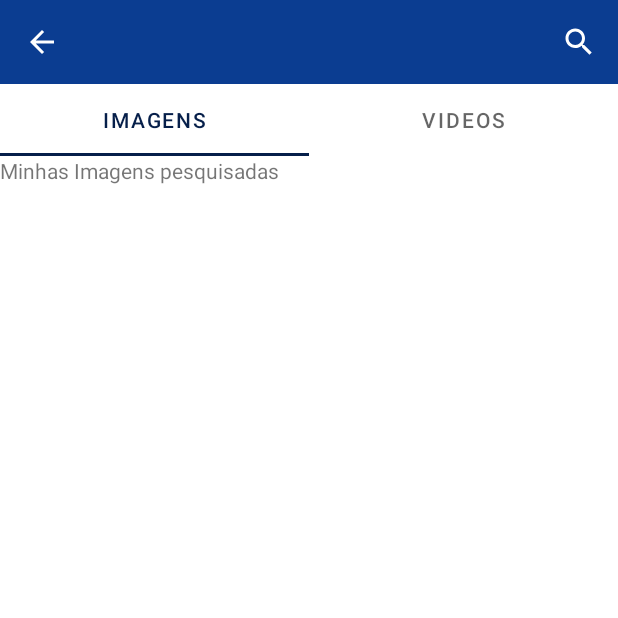
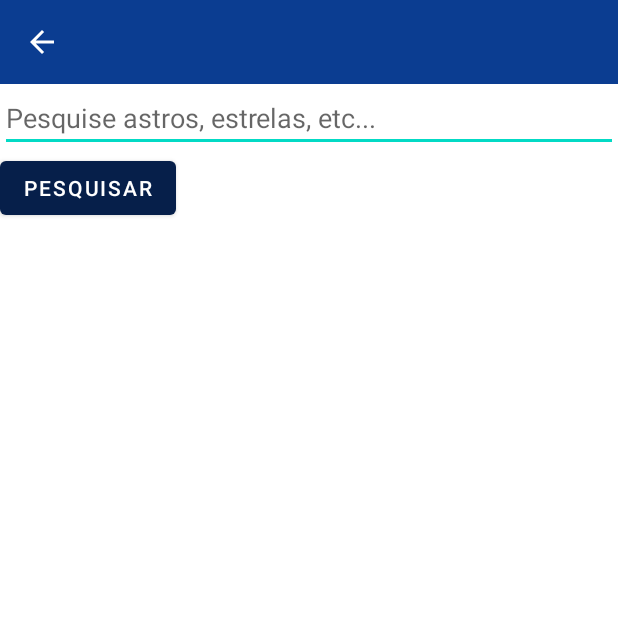
Before and after one commit to davihenrique05/cyberspace-info, an Android app: the screen it shows after launch (PesquisaImgVidActivity before the commit, PesquisaActivity after it), after a tap on "IMAGENS E VÍDEOS", on a phone screen of 412 x 824 dp, the top half of it. Run offline under Robolectric (Android 15) with nearby library versions, the phone set to English and light mode, and no system bars; our stand-ins replace Picasso; pictures from the network do not load.

Commit message:
Conserto na tela de pesquisa de imagens e videos

```diff
--- a/app/src/main/AndroidManifest.xml
+++ b/app/src/main/AndroidManifest.xml
@@ -11,7 +11,10 @@
         android:roundIcon="@mipmap/ic_launcher_round"
         android:supportsRtl="true"
         android:theme="@style/AppTheme">
-        <activity android:name=".planetasorbitandoestrelas.PlanetasOrbitandoEstrelasActivity" android:theme="@style/AppThemePesquisaImgVid"></activity>
+        <activity android:name=".planetasorbitandoestrelas.PesquisaActivity" android:theme="@style/AppThemePesquisaImgVid"></activity>
+        <activity
+            android:name=".planetasorbitandoestrelas.PlanetasOrbitandoEstrelasActivity"
+            android:theme="@style/AppThemePesquisaImgVid" />
         <activity
             android:name=".pesquisarimgvid.PesquisaImgVidActivity"
             android:theme="@style/AppThemePesquisaImgVid" />
--- a/app/src/main/java/com/example/cyberspace_info/menu/view/MenuFragment.kt
+++ b/app/src/main/java/com/example/cyberspace_info/menu/view/MenuFragment.kt
@@ -50,7 +50,7 @@ class MenuFragment : Fragment() {
 
         view.findViewById<MaterialCardView>(R.id.cardImagensEVideos).setOnClickListener {
             val navController = Navigation.findNavController(view)
-            navController.navigate(R.id.action_menuFragment_to_pesquisaimgvidactivity)
+            navController.navigate(R.id.action_menuFragment_to_pesquisaactivity)
         }
 
 
--- /dev/null
+++ b/app/src/main/java/com/example/cyberspace_info/planetasorbitandoestrelas/PesquisaActivity.kt
@@ -0,0 +1,34 @@
+package com.example.cyberspace_info.planetasorbitandoestrelas
+
+import android.content.Intent
+import androidx.appcompat.app.AppCompatActivity
+import android.os.Bundle
+import android.widget.ImageView
+import androidx.navigation.Navigation
+import com.example.cyberspace_info.R
+import com.example.cyberspace_info.pesquisarimgvid.PesquisaImgVidActivity
+import com.google.android.material.card.MaterialCardView
+import kotlinx.android.synthetic.main.activity_pesquisa.*
+
+class PesquisaActivity : AppCompatActivity() {
+    override fun onCreate(savedInstanceState: Bundle?) {
+        super.onCreate(savedInstanceState)
+        setContentView(R.layout.activity_pesquisa)
+        findViewById<ImageView>(R.id.imgViewMenuPesquisa).setOnClickListener {
+            onBackPressed()
+        }
+
+        btnpesquisar.setOnClickListener {
+            var intent = Intent(this@PesquisaActivity, PesquisaImgVidActivity::class.java)
+            startActivity(intent)
+
+        }
+
+
+    }
+
+    override fun finish() {
+        super.finish()
+        overridePendingTransition(R.anim.from_left,R.anim.to_right)
+    }
+}
--- /dev/null
+++ b/app/src/main/res/layout/activity_pesquisa.xml
@@ -0,0 +1,38 @@
+<?xml version="1.0" encoding="utf-8"?>
+<LinearLayout xmlns:android="http://schemas.android.com/apk/res/android"
+    xmlns:app="http://schemas.android.com/apk/res-auto"
+    xmlns:tools="http://schemas.android.com/tools"
+    android:layout_width="match_parent"
+    android:layout_height="match_parent"
+    tools:context=".planetasorbitandoestrelas.PesquisaActivity"
+    android:orientation="vertical">
+
+    <Toolbar
+        android:layout_width="match_parent"
+        android:layout_height="wrap_content"
+        android:minHeight="?attr/actionBarSize"
+        android:theme="?attr/actionBarTheme"
+        android:background="@color/colorPrimaryDark">
+
+        <ImageView
+            android:id="@+id/imgViewMenuPesquisa"
+            android:layout_width="wrap_content"
+            android:layout_height="wrap_content"
+            android:src="@drawable/ic_baseline_arrow_back_24"/>
+
+    </Toolbar>
+
+    <com.google.android.material.textfield.TextInputEditText
+        android:layout_width="match_parent"
+        android:layout_height="wrap_content"
+        android:hint="Pesquise astros, estrelas, etc..."
+        />
+
+    <Button
+        android:id="@+id/btnpesquisar"
+        android:layout_width="wrap_content"
+        android:layout_height="wrap_content"
+        android:text="pesquisar"
+        />
+
+</LinearLayout>
```
Also changed, not shown: app/src/main/java/com/example/cyberspace_info/pesquisarimgvid/PesquisaImgVidActivity.kt (+6 -4 lines), app/src/main/res/navigation/navigation_menu.xml (+7 -8 lines).
